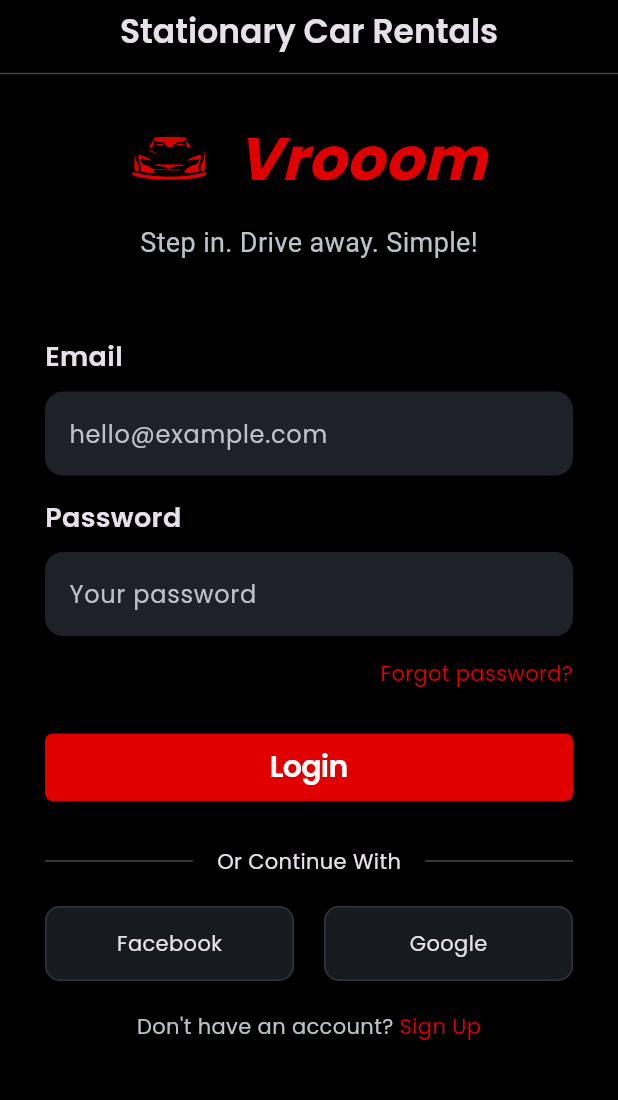
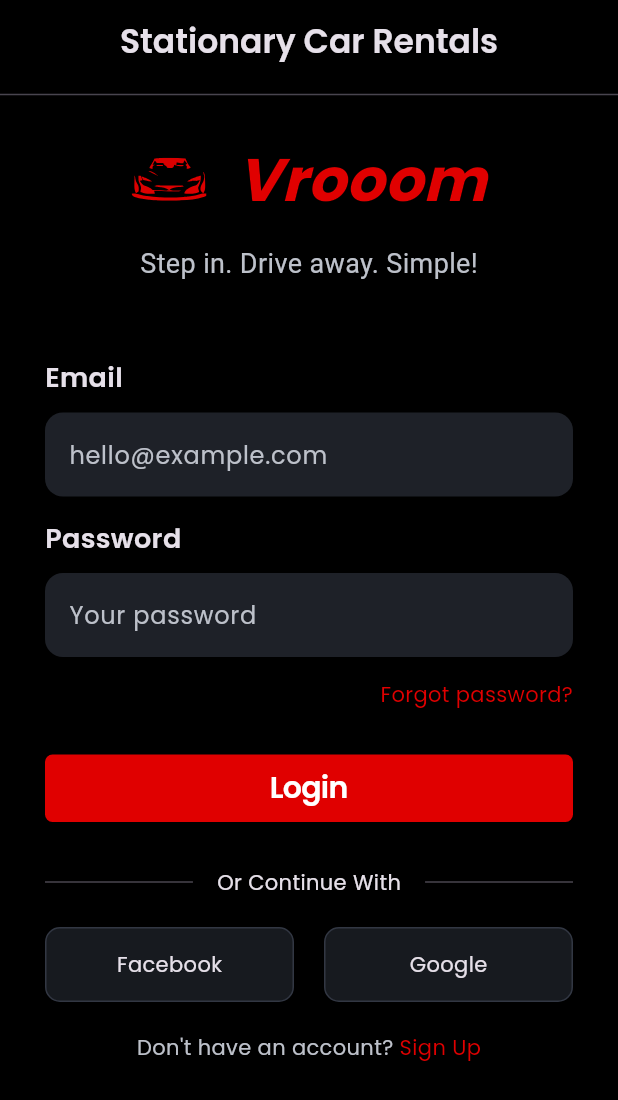
Before and after one commit to kuba122388/Vrooom, a Flutter app: the screen it shows after launch, on a phone screen of 412 x 824 dp. Shown: the top 1100 px of the screen. Run offline on Flutter 3.47's test engine with Material 3 defaults, Android fonts, the phone set to English and light mode, and no system bars; our stand-ins replace flutter_bloc, flutter_svg.

Commit message:
Refactor: Extract CustomAppBar and improve SigninPage UX
## What Changed
Extracted AppBar into a reusable component and improved signin page user experience.

## Changes
### CustomAppBar Component
- Created reusable `CustomAppBar` widget
- Added configurable `showBackButton` parameter

### SigninPage Improvements
- Updated to use `CustomAppBar` component
- Added keyboard dismissal on tap outside fields
- Added onPressed callback to Login button

```diff
--- /dev/null
+++ b/lib/core/common/widgets/custom_app_bar.dart
@@ -0,0 +1,39 @@
+import 'package:flutter/material.dart';
+
+import '../../configs/theme/app_colors.dart';
+import '../../configs/theme/app_spacing.dart';
+
+class CustomAppBar extends StatelessWidget implements PreferredSizeWidget {
+  final String title;
+  final bool showBackButton;
+
+  const CustomAppBar(
+      {super.key, required this.title, this.showBackButton = true});
+
+  @override
+  Widget build(BuildContext context) {
+    return AppBar(
+      backgroundColor: AppColors.background,
+      leading: showBackButton
+          ? IconButton(
+              onPressed: () => Navigator.of(context).pop(),
+              color: AppColors.primary,
+              icon: const Icon(Icons.chevron_left, size: 36.0),
+            )
+          : null,
+      title: Text(
+        title,
+        style: const TextStyle(fontWeight: FontWeight.w600),
+      ),
+      centerTitle: true,
+      bottom: const PreferredSize(
+        preferredSize: Size.fromHeight(1.0),
+        child: Divider(),
+      ),
+    );
+  }
+
+  @override
+  Size get preferredSize =>
+      const Size.fromHeight(kToolbarHeight + AppSpacing.sm);
+}
--- a/lib/presentation/auth/pages/signin_page.dart
+++ b/lib/presentation/auth/pages/signin_page.dart
@@ -1,4 +1,5 @@
 import 'package:flutter/material.dart';
+import 'package:vrooom/core/common/widgets/custom_app_bar.dart';
 import 'package:vrooom/core/common/widgets/pressable_text.dart';
 import 'package:vrooom/core/common/widgets/primary_button.dart';
 import 'package:vrooom/core/common/widgets/splash_hero.dart';
@@ -31,19 +32,11 @@ class _SigninPageState extends State<SigninPage> {
   @override
   Widget build(BuildContext context) {
     return Scaffold(
-      appBar: AppBar(
-        backgroundColor: AppColors.background,
-        title: const Text(
-          'Stationary Car Rentals',
-          style: TextStyle(fontWeight: FontWeight.w600),
-        ),
-        centerTitle: true,
-        bottom: const PreferredSize(
-          preferredSize: Size.fromHeight(1.0),
-          child: Divider(),
-        ),
-      ),
-      body: SingleChildScrollView(
+      appBar: const CustomAppBar(
+          title: "Stationary Car Rentals", showBackButton: false),
+      body: GestureDetector(
+        onTap: () => FocusManager.instance.primaryFocus?.unfocus(),
+        child: SingleChildScrollView(
           child: Padding(
             padding: const EdgeInsets.symmetric(horizontal: 30.0),
             child: Column(
@@ -75,13 +68,14 @@ class _SigninPageState extends State<SigninPage> {
                   ),
                 ),
                 const SizedBox(height: AppSpacing.lg),
-              const PrimaryButton(text: "Login"),
+                PrimaryButton(text: "Login", onPressed: () {}),
                 const SizedBox(height: AppSpacing.lg),
 
                 // Note: Social Login section
                 _buildSocialLoginSection(),
                 const SizedBox(height: AppSpacing.md),
               ],
+            ),
           ),
         ),
       ),
```
Lines whose indentation alone changed are shown as unchanged.
